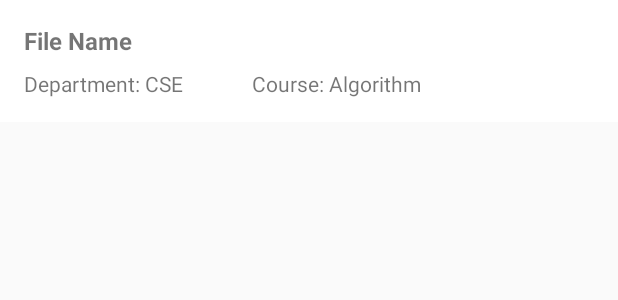
After one commit to TheMehedi/BAIUSTHub, an Android app: the layout filelist.xml on its own in the app's theme, with its tools: preview values and no code run, on a phone screen of 412 x 824 dp. The commit adds this screen. Shown: the top 300 px of the screen. Run offline under Robolectric (Android 15) with nearby library versions, the phone set to English and light mode, and no system bars.

Commit message:
Upload file section excluding database

```diff
--- a/app/build.gradle
+++ b/app/build.gradle
@@ -1,4 +1,5 @@
 apply plugin: 'com.android.application'
+apply plugin: 'com.google.gms.google-services'
 
 android {
     compileSdkVersion 29
@@ -22,9 +23,13 @@ dependencies {
     implementation fileTree(dir: 'libs', include: ['*.jar'])
     implementation 'androidx.appcompat:appcompat:1.1.0'
     implementation 'androidx.constraintlayout:constraintlayout:1.1.3'
+    implementation 'com.google.firebase:firebase-storage:19.1.0'
+    implementation 'com.google.firebase:firebase-auth:19.2.0'
+    implementation 'com.google.firebase:firebase-analytics:17.2.1'
     testImplementation 'junit:junit:4.12'
     implementation 'com.squareup.retrofit2:retrofit:2.4.0'
     implementation 'com.squareup.retrofit2:converter-gson:2.2.0'
     androidTestImplementation 'androidx.test:runner:1.2.0'
     androidTestImplementation 'androidx.test.espresso:espresso-core:3.2.0'
+    implementation 'org.jetbrains:annotations-java5:15.0'
 }
--- a/app/src/main/AndroidManifest.xml
+++ b/app/src/main/AndroidManifest.xml
@@ -15,7 +15,8 @@
         android:supportsRtl="true"
         android:theme="@style/AppTheme"
         android:usesCleartextTraffic="true">
-        <activity android:name=".UploadFileActivity"></activity>
+        <activity android:name=".ExploreFileActivity"></activity>
+        <activity android:name=".UploadFileActivity" />
         <activity android:name=".ProfileViewActivity" />
         <activity android:name=".ProfileSetupActivity" />
         <activity android:name=".RegistrationActivity" />
--- a/app/src/main/res/layout/activity_upload_file.xml
+++ b/app/src/main/res/layout/activity_upload_file.xml
@@ -203,9 +203,7 @@
                 android:layout_height="36dp"
                 android:layout_weight="1"
                 android:layout_marginStart="16dp"
-                android:gravity="center"
-                android:textAlignment="viewStart"
-                android:hint="file name"/>
+                android:gravity="center"/>
 
             <Button
                 android:id="@+id/chooseFileBtn"
--- /dev/null
+++ b/app/src/main/res/layout/filelist.xml
@@ -0,0 +1,36 @@
+<?xml version="1.0" encoding="utf-8"?>
+<LinearLayout xmlns:android="http://schemas.android.com/apk/res/android"
+    android:orientation="vertical" android:layout_width="match_parent"
+    android:layout_height="wrap_content"
+    android:padding="16dp"
+    android:background="@android:color/white">
+
+    <TextView
+        android:id="@+id/fileName"
+        android:layout_width="match_parent"
+        android:layout_height="wrap_content"
+        android:text="File Name"
+        android:textSize="16sp"
+        android:textStyle="bold"
+        android:paddingBottom="8dp"/>
+
+    <LinearLayout
+        android:layout_width="match_parent"
+        android:layout_height="wrap_content"
+        android:orientation="horizontal">
+
+        <TextView
+            android:layout_width="match_parent"
+            android:layout_height="wrap_content"
+            android:layout_weight="1.5"
+            android:text="Department: CSE"/>
+
+        <TextView
+            android:layout_width="match_parent"
+            android:layout_height="wrap_content"
+            android:layout_weight="1"
+            android:text="Course: Algorithm"/>
+
+    </LinearLayout>
+
+</LinearLayout>
--- a/app/src/main/res/values/strings.xml
+++ b/app/src/main/res/values/strings.xml
@@ -3,7 +3,6 @@
     <string name="no_account_sign_up">NO ACCOUNT? <b>SIGN UP</b></string>
     <string name="already_have_an_account_sign_in">ALREADY HAVE AN ACCOUNT <b>SIGN IN</b></string>
     <string name="todo">TODO</string>
-
 
 
     <string-array name="department">
--- a/build.gradle
+++ b/build.gradle
@@ -7,7 +7,8 @@ buildscript {
 
     }
     dependencies {
-        classpath 'com.android.tools.build:gradle:3.5.1'
+        classpath 'com.android.tools.build:gradle:3.5.3'
+        classpath 'com.google.gms:google-services:4.3.3'
 
         // NOTE: Do not place your application dependencies here; they belong
         // in the individual module build.gradle files
```
Also changed, not shown: app/src/main/java/com/joyti/baiusthub/ExploreFileActivity.java (added, +48 -0 lines), app/src/main/java/com/joyti/baiusthub/UploadFileActivity.java (+113 -72 lines), app/src/main/res/layout/activity_explore_file.xml (added, +9 -0 lines), 1 other file.
